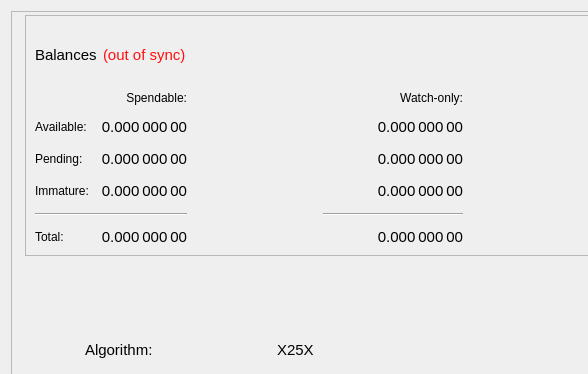
Above: src/qt/forms/overviewpage.ui from HTHcoin/helpthehomelesscoin before the change; both pictures show x 0 to 588 and y 0 to 374 of the 1000 by 646 pixel window. Below: the same form after it.
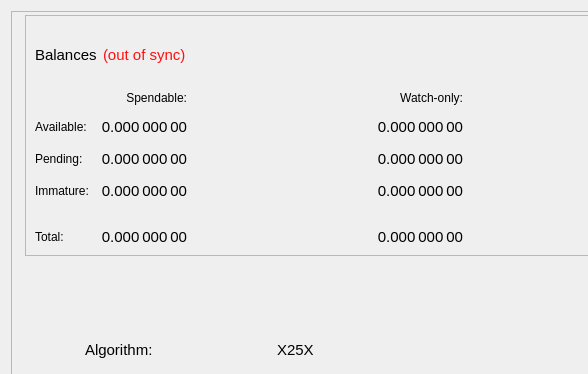
That is the form after the change.

The edit to the form file:
```diff
--- a/src/qt/forms/overviewpage.ui
+++ b/src/qt/forms/overviewpage.ui
@@ -971,7 +971,7 @@
             </size>
            </property>
            <property name="styleSheet">
-            <string notr="true"/>
+            <string notr="true">background-color: transparent</string>
            </property>
            <property name="orientation">
             <enum>Qt::Horizontal</enum>
@@ -981,7 +981,7 @@
          <item row="4" column="0" colspan="2">
           <widget class="Line" name="lineSpendableBalance">
            <property name="styleSheet">
-            <string notr="true"/>
+            <string notr="true">background-color: transparent</string>
            </property>
            <property name="lineWidth">
             <number>1</number>
```
